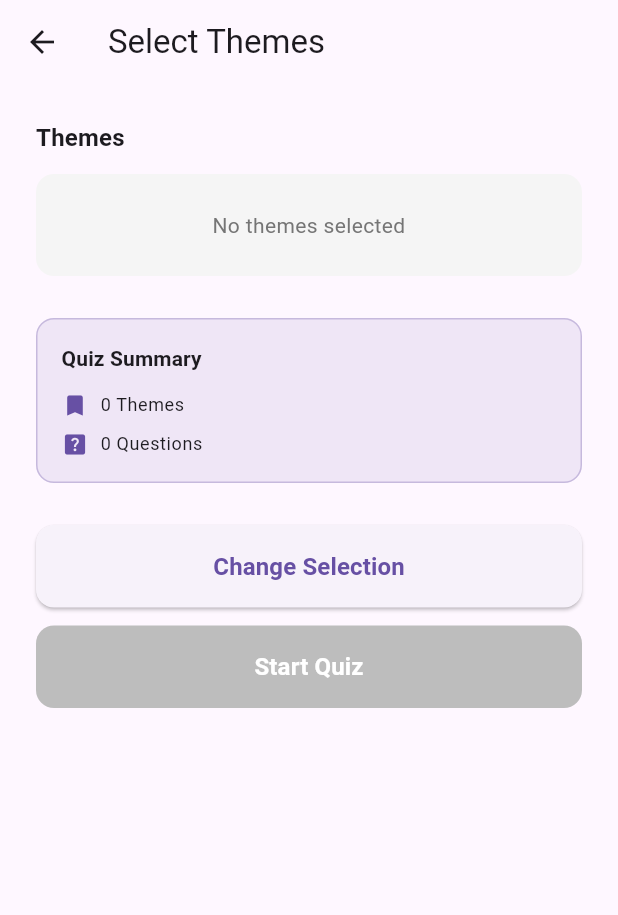
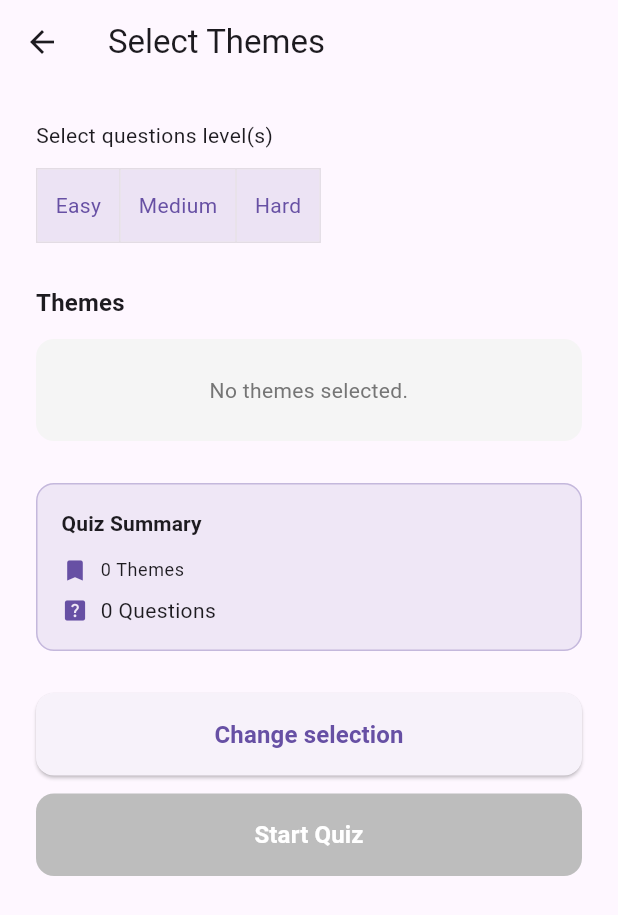
Before and after one commit to nmalen/QuizzBuilder_client, a Flutter app: the SelectedThemesScreen screen opened directly, on a phone screen of 412 x 824 dp. Shown: the top 915 px of the screen. Run offline on Flutter 3.47's test engine with Material 3 defaults, Android fonts, the phone set to English and light mode, and no system bars; our stand-ins replace flutter_secure_storage, shared_preferences; accounts and stored records are empty.

Commit message:
diffitutie selection moved to the themes selection screen

```diff
--- a/lib/l10n/app_en.arb
+++ b/lib/l10n/app_en.arb
@@ -1,4 +1,7 @@
 {
+  "easy": "Easy",
+  "medium": "Medium",
+  "hard": "Hard",
   "appTitle": "QuizzBuilder",
   "welcomeMessage": "Welcome, {userName}!",
   "@welcomeMessage": {
@@ -117,5 +120,19 @@
   "password": "Password",
   "confirmPassword": "Confirm Password",
   "switchToLogin": "Already have an account? Login",
-  "switchToRegister": "Don't have an account? Register"
+  "switchToRegister": "Don't have an account? Register",
+  "setupSoloGame": "Setup solo game",
+  "setupMultiplayerGame": "Setup multiplayer game",
+  "selectNumberOfQuestions": "Select number of questions (5-20)",
+  "selectNumberOfPlayers": "Select number of players (1-4)",
+  "selectQuestionsLevels": "Select questions level(s)",
+  "players": "Players",
+  "startGame": "Start Game",
+  "continueText": "Continue",
+  "noThemesSelected": "No themes selected.",
+  "theme": "Theme",
+  "quizSummary": "Quiz Summary",
+  "question": "Question",
+  "changeSelection": "Change selection",
+  "startQuiz": "Start Quiz"
 }
--- a/lib/l10n/app_localizations.dart
+++ b/lib/l10n/app_localizations.dart
@@ -94,6 +94,24 @@ abstract class AppLocalizations {
     Locale('en'),
     Locale('fr')
   ];
+
+  /// No description provided for @easy.
+  ///
+  /// In en, this message translates to:
+  /// **'Easy'**
+  String get easy;
+
+  /// No description provided for @medium.
+  ///
+  /// In en, this message translates to:
+  /// **'Medium'**
+  String get medium;
+
+  /// No description provided for @hard.
+  ///
+  /// In en, this message translates to:
+  /// **'Hard'**
+  String get hard;
 
   /// No description provided for @appTitle.
   ///
@@ -263,48 +281,6 @@ abstract class AppLocalizations {
   /// **'Coming soon'**
   String get multiplayerModeDesc;
 
-  /// No description provided for @selectedCategory.
-  ///
-  /// In en, this message translates to:
-  /// **'Selected Category'**
-  String get selectedCategory;
-
-  /// No description provided for @noThemesSelected.
-  ///
-  /// In en, this message translates to:
-  /// **'No themes selected'**
-  String get noThemesSelected;
-
-  /// No description provided for @quizSummary.
-  ///
-  /// In en, this message translates to:
-  /// **'Quiz Summary'**
-  String get quizSummary;
-
-  /// No description provided for @changeSelection.
-  ///
-  /// In en, this message translates to:
-  /// **'Change Selection'**
-  String get changeSelection;
-
-  /// No description provided for @startQuiz.
-  ///
-  /// In en, this message translates to:
-  /// **'Start Quiz'**
-  String get startQuiz;
-
-  /// No description provided for @question.
-  ///
-  /// In en, this message translates to:
-  /// **'Question'**
-  String get question;
-
-  /// No description provided for @theme.
-  ///
-  /// In en, this message translates to:
-  /// **'Theme'**
-  String get theme;
-
   /// Theme count suffix
   ///
   /// In en, this message translates to:
@@ -460,6 +436,90 @@ abstract class AppLocalizations {
   /// In en, this message translates to:
   /// **'Don\'t have an account? Register'**
   String get switchToRegister;
+
+  /// No description provided for @setupSoloGame.
+  ///
+  /// In en, this message translates to:
+  /// **'Setup solo game'**
+  String get setupSoloGame;
+
+  /// No description provided for @setupMultiplayerGame.
+  ///
+  /// In en, this message translates to:
+  /// **'Setup multiplayer game'**
+  String get setupMultiplayerGame;
+
+  /// No description provided for @selectNumberOfQuestions.
+  ///
+  /// In en, this message translates to:
+  /// **'Select number of questions (5-20)'**
+  String get selectNumberOfQuestions;
+
+  /// No description provided for @selectNumberOfPlayers.
+  ///
+  /// In en, this message translates to:
+  /// **'Select number of players (1-4)'**
+  String get selectNumberOfPlayers;
+
+  /// No description provided for @selectQuestionsLevels.
+  ///
+  /// In en, this message translates to:
+  /// **'Select questions level(s)'**
+  String get selectQuestionsLevels;
+
+  /// No description provided for @players.
+  ///
+  /// In en, this message translates to:
+  /// **'Players'**
+  String get players;
+
+  /// No description provided for @startGame.
+  ///
+  /// In en, this message translates to:
+  /// **'Start Game'**
+  String get startGame;
+
+  /// No description provided for @continueText.
+  ///
+  /// In en, this message translates to:
+  /// **'Continue'**
+  String get continueText;
+
+  /// No description provided for @noThemesSelected.
+  ///
+  /// In en, this message translates to:
+  /// **'No themes selected.'**
+  String get noThemesSelected;
+
+  /// No description provided for @theme.
+  ///
+  /// In en, this message translates to:
+  /// **'Theme'**
+  String get theme;
+
+  /// No description provided for @quizSummary.
+  ///
+  /// In en, this message translates to:
+  /// **'Quiz Summary'**
+  String get quizSummary;
+
+  /// No description provided for @question.
+  ///
+  /// In en, this message translates to:
+  /// **'Question'**
+  String get question;
+
+  /// No description provided for @changeSelection.
+  ///
+  /// In en, this message translates to:
+  /// **'Change selection'**
+  String get changeSelection;
+
+  /// No description provided for @startQuiz.
+  ///
+  /// In en, this message translates to:
+  /// **'Start Quiz'**
+  String get startQuiz;
 }
 
 class _AppLocalizationsDelegate extends LocalizationsDelegate<AppLocalizations> {
--- a/lib/ui/quizz_builder_themes_screen.dart
+++ b/lib/ui/quizz_builder_themes_screen.dart
@@ -6,8 +6,6 @@ import '../providers/quizz_builder_provider.dart';
 // Removed unused imports after multi-category support
 import '../models/theme.dart' as theme_model;
 import '../providers/language_provider.dart';
-import 'game_screen_solo.dart';
-import 'setup_multiplayer_screen.dart';
 import 'selected_themes_screen.dart';
 
 class QuizzBuilderThemesScreen extends StatefulWidget {
--- a/lib/ui/selected_themes_screen.dart
+++ b/lib/ui/selected_themes_screen.dart
@@ -3,14 +3,53 @@ import 'package:provider/provider.dart';
 
 import '../l10n/app_localizations.dart';
 import '../providers/quizz_builder_provider.dart';
+import '../providers/catalog_provider.dart';
 import 'categories_screen.dart';
 import 'setup_solo_screen.dart';
 import 'setup_multiplayer_screen.dart';
 
-class SelectedThemesScreen extends StatelessWidget {
+class SelectedThemesScreen extends StatefulWidget {
   final String gameMode;
 
   const SelectedThemesScreen({super.key, required this.gameMode});
+
+  @override
+  State<SelectedThemesScreen> createState() => _SelectedThemesScreenState();
+}
+
+class _SelectedThemesScreenState extends State<SelectedThemesScreen> {
+  List<String> _selectedDifficulties = ['easy', 'medium', 'hard'];
+  Map<int, int> _filteredQuestionsCount = {};
+  int _totalFilteredQuestions = 0;
+  bool _loadingCounts = false;
+
+  @override
+  void didChangeDependencies() {
+    super.didChangeDependencies();
+    _updateFilteredCounts();
+  }
+
+  Future<void> _updateFilteredCounts() async {
+    setState(() {
+      _loadingCounts = true;
+    });
+    final catalogProvider = Provider.of<CatalogProvider>(context, listen: false);
+    final builder = Provider.of<QuizzBuilderProvider>(context, listen: false);
+    final selectedThemes = builder.selectedThemes;
+    Map<int, int> themeCounts = {};
+    int total = 0;
+    for (final theme in selectedThemes) {
+      final questions = await catalogProvider.loadQuestionsByTheme(theme.id);
+      final filtered = questions.where((q) => _selectedDifficulties.contains(q.difficulty)).toList();
+      themeCounts[theme.id] = filtered.length;
+      total += filtered.length;
+    }
+    setState(() {
+      _filteredQuestionsCount = themeCounts;
+      _totalFilteredQuestions = total;
+      _loadingCounts = false;
+    });
+  }
 
   @override
   Widget build(BuildContext context) {
@@ -19,11 +58,11 @@ class SelectedThemesScreen extends StatelessWidget {
         title: Text(AppLocalizations.of(context)!.selectThemes),
         elevation: 0,
       ),
-      body: Consumer<QuizzBuilderProvider>(
-        builder: (context, builder, _) {
+      body: Consumer2<QuizzBuilderProvider, CatalogProvider>(
+        builder: (context, builder, catalogProvider, _) {
           final selectedCategories = builder.selectedCategories;
           final selectedThemeCount = builder.selectedCount;
-          final selectedQuestionsCount = builder.selectedQuestionsCount;
+          final selectedThemes = builder.selectedThemes;
 
           return SingleChildScrollView(
             child: Padding(
@@ -58,6 +97,48 @@ class SelectedThemesScreen extends StatelessWidget {
                     ),
                     const SizedBox(height: 28),
                   ],
+
+                  // Sélection des niveaux de difficulté
+                  Text(
+                    AppLocalizations.of(context)!.selectQuestionsLevels,
+                    style: Theme.of(context).textTheme.bodyMedium,
+                  ),
+                  const SizedBox(height: 12),
+                  ToggleButtons(
+                    isSelected: [
+                      _selectedDifficulties.contains('easy'),
+                      _selectedDifficulties.contains('medium'),
+                      _selectedDifficulties.contains('hard'),
+                    ],
+                    onPressed: (index) async {
+                      setState(() {
+                        final diff = ['easy', 'medium', 'hard'][index];
+                        if (_selectedDifficulties.contains(diff)) {
+                          if (_selectedDifficulties.length > 1) {
+                            _selectedDifficulties.remove(diff);
+                          }
+                        } else {
+                          _selectedDifficulties.add(diff);
+                        }
+                      });
+                      await _updateFilteredCounts();
+                    },
+                    children: [
+                      Padding(
+                        padding: const EdgeInsets.symmetric(horizontal: 12),
+                        child: Text(AppLocalizations.of(context)!.easy), // TODO: assurez-vous que 'easy' existe dans les ARB
+                      ),
+                      Padding(
+                        padding: const EdgeInsets.symmetric(horizontal: 12),
+                        child: Text(AppLocalizations.of(context)!.medium), // TODO: assurez-vous que 'medium' existe dans les ARB
+                      ),
+                      Padding(
+                        padding: const EdgeInsets.symmetric(horizontal: 12),
+                        child: Text(AppLocalizations.of(context)!.hard), // TODO: assurez-vous que 'hard' existe dans les ARB
+                      ),
+                    ],
+                  ),
+                  const SizedBox(height: 28),
 
                   // Selected Themes Section
                   Text(
@@ -116,7 +197,7 @@ class SelectedThemesScreen extends StatelessWidget {
                           ),
                           const SizedBox(height: 12),
                           // List selected themes by name
-                          ...builder.selectedThemes.map(
+                          ...selectedThemes.map(
                             (t) => Padding(
                               padding: const EdgeInsets.symmetric(vertical: 4),
                               child: Row(
@@ -139,7 +220,13 @@ class SelectedThemesScreen extends StatelessWidget {
                                       ).textTheme.bodyMedium,
                                     ),
                                   ),
-                                  Text('${t.questionsCount}'),
+                                  _loadingCounts
+                                      ? const SizedBox(
+                                          width: 16,
+                                          height: 16,
+                                          child: CircularProgressIndicator(strokeWidth: 2),
+                                        )
+                                      : Text('${_filteredQuestionsCount[t.id] ?? 0}'),
                                 ],
                               ),
                             ),
@@ -153,14 +240,10 @@ class SelectedThemesScreen extends StatelessWidget {
                   Container(
                     padding: const EdgeInsets.all(16),
                     decoration: BoxDecoration(
-                      color: Theme.of(
-                        context,
-                      ).primaryColor.withValues(alpha: 0.1),
+                      color: Theme.of(context).primaryColor.withAlpha(25),
                       borderRadius: BorderRadius.circular(12),
                       border: Border.all(
-                        color: Theme.of(
-                          context,
-                        ).primaryColor.withValues(alpha: 0.3),
+                        color: Theme.of(context).primaryColor.withAlpha(80),
                       ),
                     ),
                     child: Column(
@@ -168,8 +251,7 @@ class SelectedThemesScreen extends StatelessWidget {
                       children: [
                         Text(
                           AppLocalizations.of(context)!.quizSummary,
-                          style: Theme.of(context).textTheme.titleSmall
-                              ?.copyWith(fontWeight: FontWeight.bold),
+                          style: Theme.of(context).textTheme.titleSmall?.copyWith(fontWeight: FontWeight.bold),
                         ),
                         const SizedBox(height: 12),
                         Row(
@@ -195,10 +277,9 @@ class SelectedThemesScreen extends StatelessWidget {
                               color: Theme.of(context).primaryColor,
                             ),
                             const SizedBox(width: 8),
-                            Text(
-                              '$selectedQuestionsCount ${selectedQuestionsCount == 1 ? AppLocalizations.of(context)!.question : AppLocalizations.of(context)!.questions}',
-                              style: Theme.of(context).textTheme.bodySmall,
-                            ),
+                            _loadingCounts
+                                ? const SizedBox(width: 16, height: 16, child: CircularProgressIndicator(strokeWidth: 2))
+                                : Text('$_totalFilteredQuestions ${_totalFilteredQuestions == 1 ? AppLocalizations.of(context)!.question : AppLocalizations.of(context)!.questions}'),
                           ],
                         ),
                       ],
@@ -212,7 +293,7 @@ class SelectedThemesScreen extends StatelessWidget {
                       Navigator.pushReplacement(
                         context,
                         MaterialPageRoute(
-                          builder: (_) => CategoriesScreen(gameMode: gameMode),
+                          builder: (_) => CategoriesScreen(gameMode: widget.gameMode),
                         ),
                       );
                     },
@@ -235,7 +316,7 @@ class SelectedThemesScreen extends StatelessWidget {
                     onPressed: selectedThemeCount == 0
                         ? null
                         : () {
-                            if (gameMode == 'multiplayer') {
+                            if (widget.gameMode == 'multiplayer') {
                               Navigator.push(
                                 context,
                                 MaterialPageRoute(
```
Also changed, not shown: lib/l10n/app_fr.arb (+18 -1 lines), lib/l10n/app_localizations_en.dart (+54 -23 lines), lib/l10n/app_localizations_fr.dart (+55 -24 lines), lib/ui/game_screen_multiplayer.dart (+5 -5 lines), lib/ui/game_screen_solo.dart (+5 -5 lines), lib/ui/setup_multiplayer_screen.dart (+13 -44 lines), lib/ui/setup_solo_screen.dart (+6 -41 lines), pubspec.yaml (+4 -4 lines).
